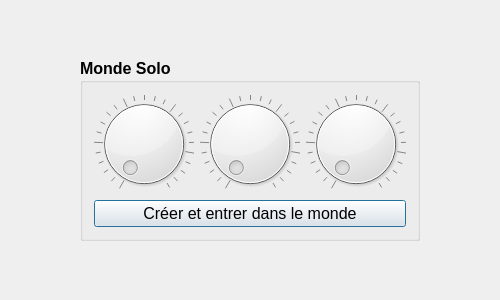
Before: the Qt Designer form CrafTuX/CraftuxHome.ui in Glycaa/CrafTuX, drawn with Qt 5.
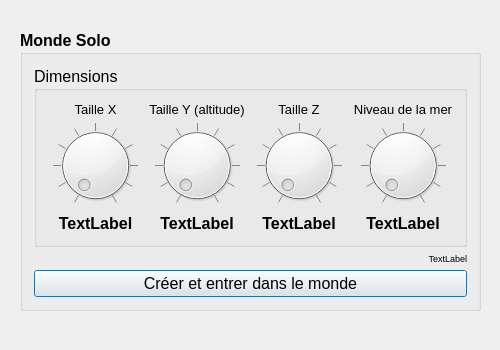
After: the same form once the commit is applied.

The edit to the form file:
```diff
--- a/CrafTuX/CraftuxHome.ui
+++ b/CrafTuX/CraftuxHome.ui
@@ -7,7 +7,7 @@
     <x>0</x>
     <y>0</y>
     <width>500</width>
-    <height>300</height>
+    <height>350</height>
    </rect>
   </property>
   <property name="sizePolicy">
@@ -19,25 +19,27 @@
   <property name="minimumSize">
    <size>
     <width>500</width>
-    <height>300</height>
+    <height>350</height>
    </size>
   </property>
   <property name="maximumSize">
    <size>
     <width>500</width>
-    <height>300</height>
+    <height>350</height>
    </size>
   </property>
   <property name="windowTitle">
    <string>Bienvenue dans CrafTuX</string>
   </property>
-  <layout class="QHBoxLayout" name="horizontalLayout_3">
-   <item>
-    <layout class="QVBoxLayout" name="verticalLayout_2">
-     <item>
-      <layout class="QHBoxLayout" name="horizontalLayout">
-       <item>
         <widget class="QGroupBox" name="groupBox">
+   <property name="geometry">
+    <rect>
+     <x>20</x>
+     <y>30</y>
+     <width>461</width>
+     <height>281</height>
+    </rect>
+   </property>
          <property name="sizePolicy">
           <sizepolicy hsizetype="Fixed" vsizetype="Fixed">
            <horstretch>0</horstretch>
@@ -56,79 +58,252 @@
           <string>Monde Solo</string>
          </property>
          <layout class="QVBoxLayout" name="verticalLayout_3">
+    <item>
+     <widget class="QGroupBox" name="groupBox_2">
+      <property name="font">
+       <font>
+        <weight>50</weight>
+        <bold>false</bold>
+       </font>
+      </property>
+      <property name="title">
+       <string>Dimensions</string>
+      </property>
+      <layout class="QHBoxLayout" name="horizontalLayout">
+       <item>
+        <layout class="QVBoxLayout" name="verticalLayout_2">
+         <item>
+          <widget class="QLabel" name="label">
+           <property name="font">
+            <font>
+             <pointsize>10</pointsize>
+             <weight>50</weight>
+             <bold>false</bold>
+            </font>
+           </property>
+           <property name="text">
+            <string>Taille X</string>
+           </property>
+           <property name="alignment">
+            <set>Qt::AlignCenter</set>
+           </property>
+          </widget>
+         </item>
+         <item>
+          <widget class="QDial" name="dial">
+           <property name="cursor">
+            <cursorShape>OpenHandCursor</cursorShape>
+           </property>
+           <property name="notchTarget">
+            <double>10.000000000000000</double>
+           </property>
+           <property name="notchesVisible">
+            <bool>true</bool>
+           </property>
+          </widget>
+         </item>
+         <item>
+          <widget class="QLabel" name="label_2">
+           <property name="font">
+            <font>
+             <pointsize>12</pointsize>
+             <weight>75</weight>
+             <bold>true</bold>
+            </font>
+           </property>
+           <property name="text">
+            <string>TextLabel</string>
+           </property>
+           <property name="alignment">
+            <set>Qt::AlignCenter</set>
+           </property>
+          </widget>
+         </item>
+        </layout>
+       </item>
+       <item>
+        <layout class="QVBoxLayout" name="verticalLayout_4">
+         <item>
+          <widget class="QLabel" name="label_3">
+           <property name="font">
+            <font>
+             <pointsize>10</pointsize>
+             <weight>50</weight>
+             <bold>false</bold>
+            </font>
+           </property>
+           <property name="text">
+            <string>Taille Y (altitude)</string>
+           </property>
+           <property name="alignment">
+            <set>Qt::AlignCenter</set>
+           </property>
+          </widget>
+         </item>
+         <item>
+          <widget class="QDial" name="dial_2">
+           <property name="cursor">
+            <cursorShape>OpenHandCursor</cursorShape>
+           </property>
+           <property name="notchTarget">
+            <double>10.000000000000000</double>
+           </property>
+           <property name="notchesVisible">
+            <bool>true</bool>
+           </property>
+          </widget>
+         </item>
+         <item>
+          <widget class="QLabel" name="label_4">
+           <property name="font">
+            <font>
+             <pointsize>12</pointsize>
+             <weight>75</weight>
+             <bold>true</bold>
+            </font>
+           </property>
+           <property name="text">
+            <string>TextLabel</string>
+           </property>
+           <property name="alignment">
+            <set>Qt::AlignCenter</set>
+           </property>
+          </widget>
+         </item>
+        </layout>
+       </item>
+       <item>
+        <layout class="QVBoxLayout" name="verticalLayout_5">
+         <item>
+          <widget class="QLabel" name="label_5">
+           <property name="font">
+            <font>
+             <pointsize>10</pointsize>
+             <weight>50</weight>
+             <bold>false</bold>
+            </font>
+           </property>
+           <property name="text">
+            <string>Taille Z</string>
+           </property>
+           <property name="alignment">
+            <set>Qt::AlignCenter</set>
+           </property>
+          </widget>
+         </item>
+         <item>
+          <widget class="QDial" name="dial_3">
+           <property name="cursor">
+            <cursorShape>OpenHandCursor</cursorShape>
+           </property>
+           <property name="notchTarget">
+            <double>10.000000000000000</double>
+           </property>
+           <property name="notchesVisible">
+            <bool>true</bool>
+           </property>
+          </widget>
+         </item>
+         <item>
+          <widget class="QLabel" name="label_6">
+           <property name="font">
+            <font>
+             <pointsize>12</pointsize>
+             <weight>75</weight>
+             <bold>true</bold>
+            </font>
+           </property>
+           <property name="text">
+            <string>TextLabel</string>
+           </property>
+           <property name="alignment">
+            <set>Qt::AlignCenter</set>
+           </property>
+          </widget>
+         </item>
+        </layout>
+       </item>
+       <item>
+        <layout class="QVBoxLayout" name="verticalLayout_7">
+         <item>
+          <widget class="QLabel" name="label_9">
+           <property name="font">
+            <font>
+             <pointsize>10</pointsize>
+             <weight>50</weight>
+             <bold>false</bold>
+            </font>
+           </property>
+           <property name="text">
+            <string>Niveau de la mer</string>
+           </property>
+           <property name="alignment">
+            <set>Qt::AlignCenter</set>
+           </property>
+          </widget>
+         </item>
+         <item>
+          <widget class="QDial" name="dial_5">
+           <property name="cursor">
+            <cursorShape>OpenHandCursor</cursorShape>
+           </property>
+           <property name="notchTarget">
+            <double>10.000000000000000</double>
+           </property>
+           <property name="notchesVisible">
+            <bool>true</bool>
+           </property>
+          </widget>
+         </item>
+         <item>
+          <widget class="QLabel" name="label_10">
+           <property name="font">
+            <font>
+             <pointsize>12</pointsize>
+             <weight>75</weight>
+             <bold>true</bold>
+            </font>
+           </property>
+           <property name="text">
+            <string>TextLabel</string>
+           </property>
+           <property name="alignment">
+            <set>Qt::AlignCenter</set>
+           </property>
+          </widget>
+         </item>
+        </layout>
+       </item>
+      </layout>
+      <zorder>verticalLayoutWidget_2</zorder>
+      <zorder>verticalLayoutWidget</zorder>
+      <zorder>verticalLayoutWidget_3</zorder>
+      <zorder>verticalLayoutWidget_4</zorder>
+     </widget>
+    </item>
+    <item>
+     <widget class="QLabel" name="label_11">
+      <property name="font">
+       <font>
+        <pointsize>7</pointsize>
+        <weight>50</weight>
+        <bold>false</bold>
+       </font>
+      </property>
+      <property name="text">
+       <string>TextLabel</string>
+      </property>
+      <property name="alignment">
+       <set>Qt::AlignRight|Qt::AlignTop|Qt::AlignTrailing</set>
+      </property>
+     </widget>
+    </item>
           <item>
            <layout class="QVBoxLayout" name="verticalLayout">
-            <item>
-             <layout class="QHBoxLayout" name="horizontalLayout_2">
-              <item>
-               <widget class="QDial" name="dialWORLDX">
-                <property name="enabled">
-                 <bool>true</bool>
-                </property>
-                <property name="cursor">
-                 <cursorShape>PointingHandCursor</cursorShape>
-                </property>
-                <property name="minimum">
-                 <number>5</number>
-                </property>
-                <property name="tracking">
-                 <bool>true</bool>
-                </property>
-                <property name="invertedAppearance">
-                 <bool>false</bool>
-                </property>
-                <property name="wrapping">
-                 <bool>false</bool>
-                </property>
-                <property name="notchesVisible">
-                 <bool>true</bool>
-                </property>
-               </widget>
-              </item>
-              <item>
-               <widget class="QDial" name="dialWORLDY">
-                <property name="cursor">
-                 <cursorShape>PointingHandCursor</cursorShape>
-                </property>
-                <property name="minimum">
-                 <number>5</number>
-                </property>
-                <property name="invertedAppearance">
-                 <bool>false</bool>
-                </property>
-                <property name="wrapping">
-                 <bool>false</bool>
-                </property>
-                <property name="notchesVisible">
-                 <bool>true</bool>
-                </property>
-               </widget>
-              </item>
-              <item>
-               <widget class="QDial" name="dialWORLDZ">
-                <property name="cursor">
-                 <cursorShape>PointingHandCursor</cursorShape>
-                </property>
-                <property name="minimum">
-                 <number>5</number>
-                </property>
-                <property name="invertedAppearance">
-                 <bool>false</bool>
-                </property>
-                <property name="wrapping">
-                 <bool>false</bool>
-                </property>
-                <property name="notchesVisible">
-                 <bool>true</bool>
-                </property>
-               </widget>
-              </item>
-             </layout>
-            </item>
             <item>
              <widget class="QPushButton" name="TestButton">
               <property name="sizePolicy">
-               <sizepolicy hsizetype="MinimumExpanding" vsizetype="MinimumExpanding">
+         <sizepolicy hsizetype="Expanding" vsizetype="Minimum">
                 <horstretch>0</horstretch>
                 <verstretch>0</verstretch>
                </sizepolicy>
@@ -175,12 +350,6 @@
           </item>
          </layout>
         </widget>
-       </item>
-      </layout>
-     </item>
-    </layout>
-   </item>
-  </layout>
  </widget>
  <layoutdefault spacing="6" margin="11"/>
  <resources/>
```
Lines whose indentation alone changed are shown as unchanged.
